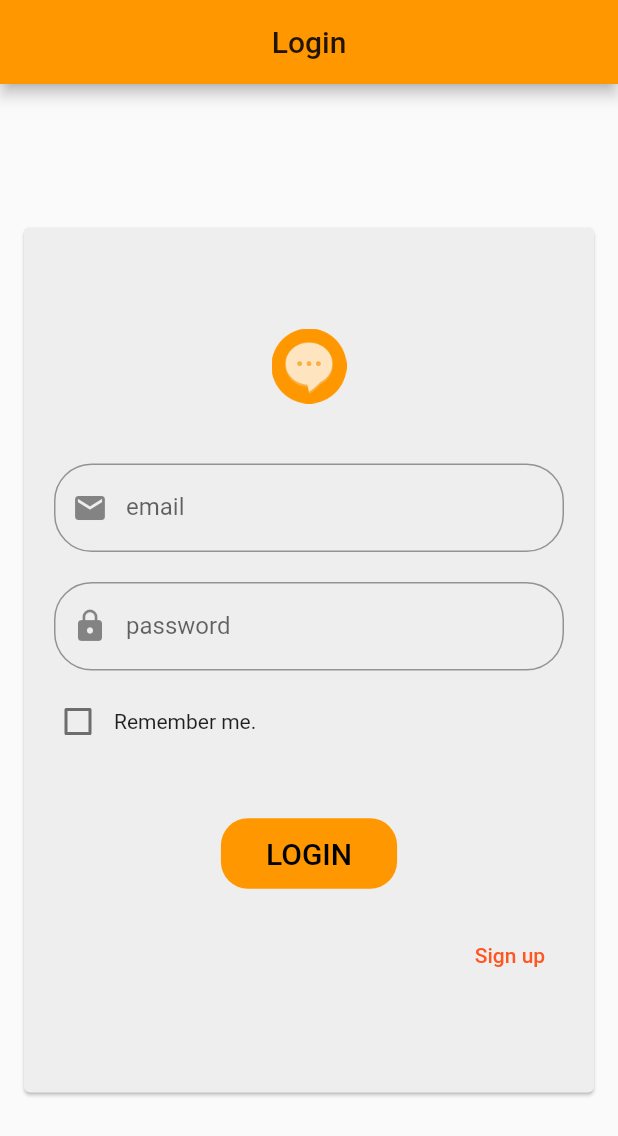
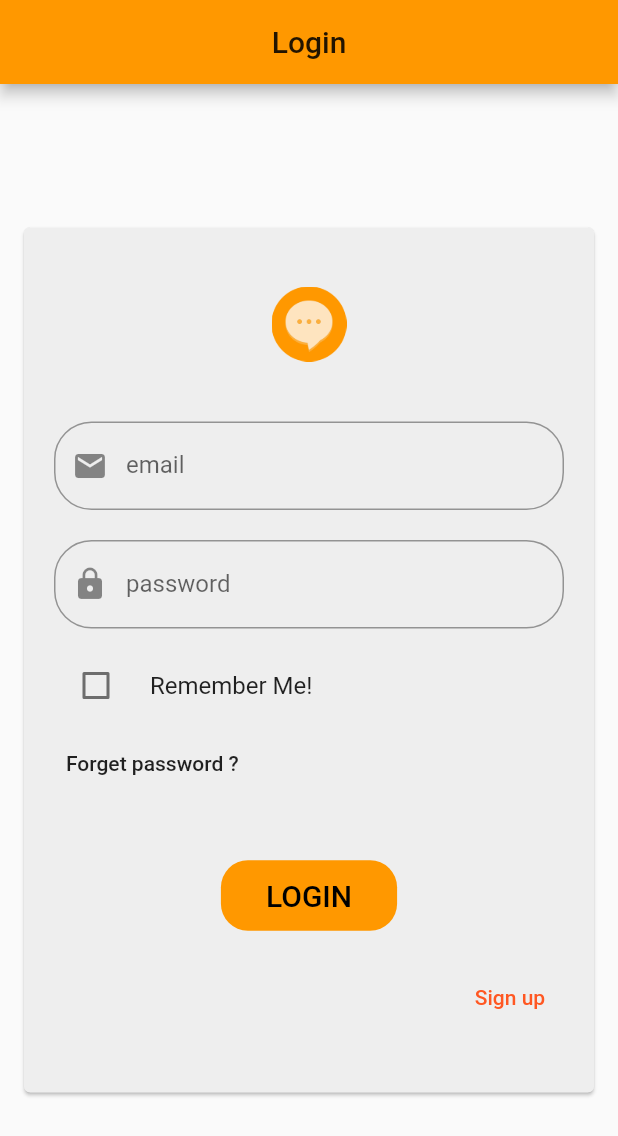
Before and after one commit to AliAsiri19/flutter_chat, a Flutter app: the screen it shows after launch, on a phone screen of 412 x 824 dp. Shown: the top 1136 px of the screen. Run offline on Flutter 3.47's test engine with Material 2 defaults, Android fonts, the phone set to English and light mode, and no system bars; missing offline and left inert: animated_splash; Roboto replaces fonts that are missing (Poppins).

Commit message:
add forget password

```diff
--- a/lib/page/login_page.dart
+++ b/lib/page/login_page.dart
@@ -43,21 +43,27 @@ class LoginPage extends StatelessWidget {
                               true,
                               Icon(Icons.lock),
                             ),
-                            Row(
-                              children: <Widget>[
                             Consumer<RememberMeCheckBoxState>(
                               builder: (context, state, child) {
-                                    return Checkbox(
+                                return CheckboxListTile(
+                                  controlAffinity:
+                                      ListTileControlAffinity.leading,
+                                  title: Text('Remember Me!'),
                                   value: state.getCheckBoxState,
                                   onChanged: (pressState) {
                                     state.setCheckBoxState(pressState);
                                   },
                                 );
                               },
-                                  // child:
                             ),
-                                Text('Remember me.')
-                              ],
+                            Container(
+                              alignment: Alignment.centerLeft,
+                              child: FlatButton(
+                                onPressed: () {
+                                  // page to change password
+                                },
+                                child: Text('Forget password ?'),
+                              ),
                             ),
                             Container(
                               margin: EdgeInsets.only(top: 40),
```
Lines whose indentation alone changed are shown as unchanged.
